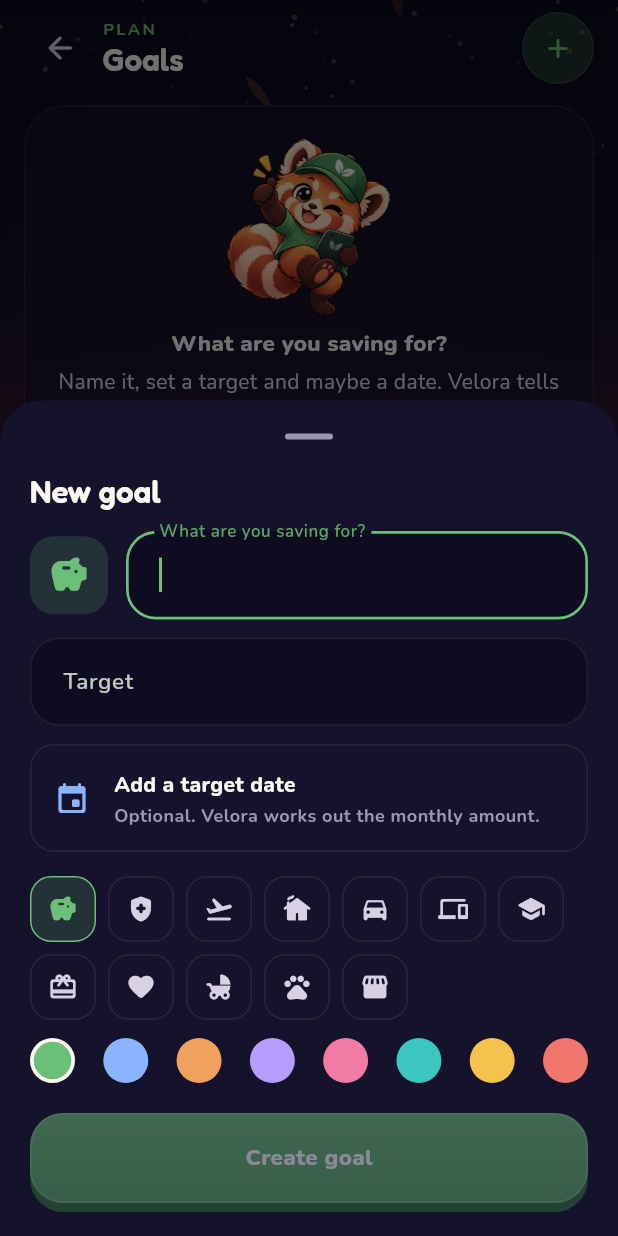
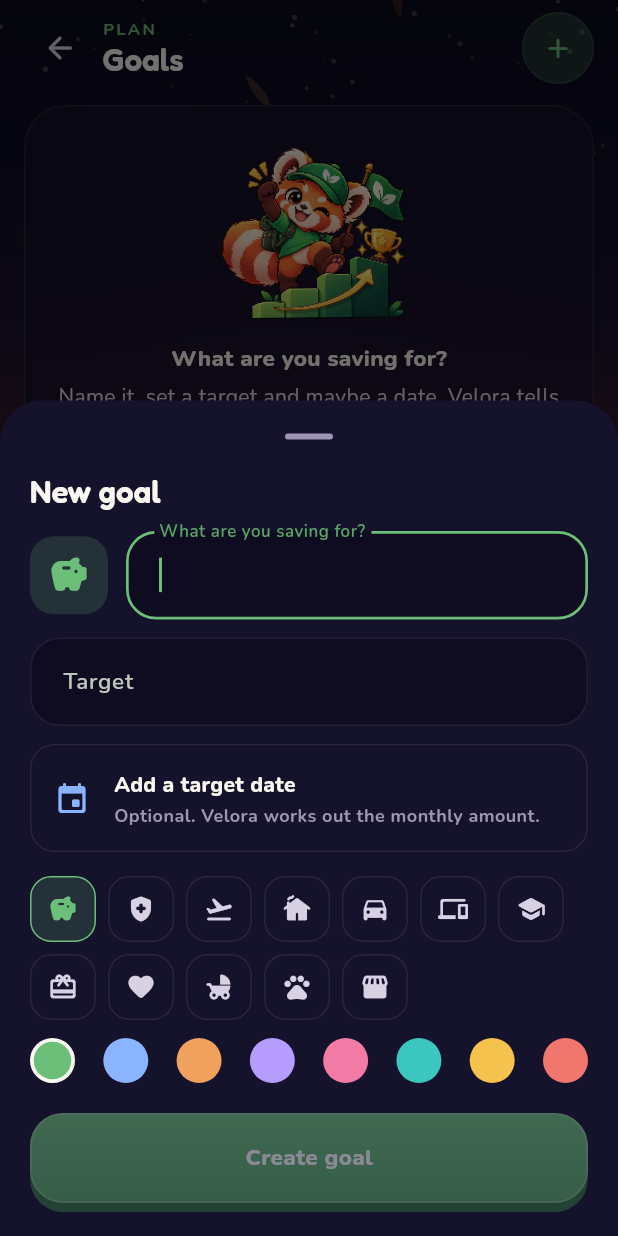
Before and after one commit to MarcEsteban04/velora, a Flutter app: the GoalsScreen screen opened directly, after a tap on the "add" icon, on a phone screen of 412 x 824 dp. Run offline on Flutter 3.47's test engine with Material 3 defaults, Android fonts, the phone set to English and light mode, and no system bars; our stand-ins replace flutter_riverpod, flutter_secure_storage, shared_preferences, supabase_flutter; accounts and stored records are empty; network calls fail; statements that could not run were skipped.

Commit message:
Use the new budget, goals, accounts and streak mascots
- New poses: budget, goals, accounts, streak.
- Plan: budget mascot on the budgets card and its invite, goals mascot on
  the goals invite; Categories' no-budget card uses the budget mascot.
- Goals: mascot on the empty state and beside the saved total.
- Wallet: accounts mascot beside net worth and on the empty state.
- Streak sheet: streak mascot while a streak is going.
- Mascots now decode at the size they're shown instead of full
  resolution (~1300px), which cuts image memory a lot.
- Plan budgets card: "Safe to spend today" and its amount on two lines.

Co-Authored-By: Claude Opus 5.5 <noreply@anthropic.com>

```diff
--- a/lib/core/constants/app_assets.dart
+++ b/lib/core/constants/app_assets.dart
@@ -6,4 +6,8 @@ abstract final class AppAssets {
   static const mascotCoin = '$_mascot/velora_coin.png';
   static const mascotWallet = '$_mascot/velora_wallet.png';
   static const mascotThumbsUp = '$_mascot/velora_thumbs_up.png';
+  static const mascotBudget = '$_mascot/velora_budget_mascot.png';
+  static const mascotGoals = '$_mascot/velora_goals_mascot.png';
+  static const mascotAccounts = '$_mascot/velora_accounts_mascot.png';
+  static const mascotStreak = '$_mascot/velora_streak_mascot.png';
 }
--- a/lib/core/widgets/velora_mascot.dart
+++ b/lib/core/widgets/velora_mascot.dart
@@ -5,14 +5,36 @@ import 'package:flutter/material.dart';
 import '../constants/app_assets.dart';
 import '../theme/app_colors.dart';
 
+/// Velora's artwork. The files are large, so they're always decoded at the
+/// size they're shown (see [MascotPose.image]).
 enum MascotPose {
   wave(AppAssets.mascotWave),
   coin(AppAssets.mascotCoin),
   wallet(AppAssets.mascotWallet),
-  thumbsUp(AppAssets.mascotThumbsUp);
+  thumbsUp(AppAssets.mascotThumbsUp),
+
+  /// With a calculator and coins, for budgets.
+  budget(AppAssets.mascotBudget),
+
+  /// Climbing to a trophy, for goals.
+  goals(AppAssets.mascotGoals),
+
+  /// With cards, e-wallets and a wallet, for accounts.
+  accounts(AppAssets.mascotAccounts),
+
+  /// With a calendar of flames, for streaks.
+  streak(AppAssets.mascotStreak);
 
   const MascotPose(this.asset);
   final String asset;
+
+  /// The artwork decoded for a [logicalWidth]-wide slot on this screen,
+  /// instead of at full resolution.
+  ImageProvider image(BuildContext context, double logicalWidth) => ResizeImage(
+    AssetImage(asset),
+    width: (logicalWidth * MediaQuery.devicePixelRatioOf(context)).round(),
+    policy: ResizeImagePolicy.fit,
+  );
 }
 
 /// Velora, floating gently over a warm halo. Changing [pose] cross-fades to
@@ -43,8 +65,10 @@ class _VeloraMascotState extends State<VeloraMascot>
   @override
   void didChangeDependencies() {
     super.didChangeDependencies();
+    // Every pose, but at this widget's size, so a pose change (as in
+    // onboarding) never flashes and memory stays small.
     for (final pose in MascotPose.values) {
-      precacheImage(AssetImage(pose.asset), context);
+      precacheImage(pose.image(context, widget.size), context);
     }
     if (MediaQuery.disableAnimationsOf(context)) {
       _float.stop();
@@ -101,8 +125,8 @@ class _VeloraMascotState extends State<VeloraMascot>
                   scale: Tween(begin: 0.8, end: 1.0).animate(animation),
                   child: FadeTransition(opacity: animation, child: child),
                 ),
-                child: Image.asset(
-                  widget.pose.asset,
+                child: Image(
+                  image: widget.pose.image(context, size),
                   key: ValueKey(widget.pose),
                   width: size,
                   height: size,
--- a/lib/features/accounts/presentation/widgets/wallet_insight_cards.dart
+++ b/lib/features/accounts/presentation/widgets/wallet_insight_cards.dart
@@ -38,8 +38,8 @@ class InsightCard extends StatelessWidget {
                   child: Transform.scale(
                     scale: 1.6,
                     alignment: const Alignment(0, -0.75),
-                    child: Image.asset(
-                      MascotPose.wave.asset,
+                    child: Image(
+                      image: MascotPose.wave.image(context, 42),
                       fit: BoxFit.cover,
                     ),
                   ),
--- a/lib/features/goals/presentation/goals_screen.dart
+++ b/lib/features/goals/presentation/goals_screen.dart
@@ -75,8 +75,8 @@ class GoalsScreen extends ConsumerWidget {
             child: Column(
               children: [
                 const VeloraMascot(
-                  pose: MascotPose.thumbsUp,
-                  size: 120,
+                  pose: MascotPose.goals,
+                  size: 130,
                   halo: false,
                 ),
                 const SizedBox(height: 8),
@@ -129,6 +129,12 @@ class GoalsScreen extends ConsumerWidget {
             child: Column(
               crossAxisAlignment: CrossAxisAlignment.start,
               children: [
+                Row(
+                  children: [
+                    Expanded(
+                      child: Column(
+                        crossAxisAlignment: CrossAxisAlignment.start,
+                        children: [
                           Text(
                             'SAVED FOR GOALS',
                             style: text.labelMedium?.copyWith(
@@ -145,6 +151,16 @@ class GoalsScreen extends ConsumerWidget {
                             'of ${Money.format(target, currency)} · '
                             '${active.length} active, ${list.length - active.length} reached',
                             style: text.labelMedium,
+                          ),
+                        ],
+                      ),
+                    ),
+                    const VeloraMascot(
+                      pose: MascotPose.goals,
+                      size: 84,
+                      halo: false,
+                    ),
+                  ],
                 ),
                 const SizedBox(height: 12),
                 ProgressBar(
--- a/lib/features/streaks/presentation/streak_sheet.dart
+++ b/lib/features/streaks/presentation/streak_sheet.dart
@@ -100,8 +100,8 @@ class _StreakSheet extends ConsumerWidget {
                   ),
                 ),
                 VeloraMascot(
-                  pose: streak.today == TodayState.secured
-                      ? MascotPose.thumbsUp
+                  pose: streak.current > 0
+                      ? MascotPose.streak
                       : MascotPose.wave,
                   size: 88,
                   halo: false,
--- a/lib/features/welcome/presentation/widgets/mascot_hero.dart
+++ b/lib/features/welcome/presentation/widgets/mascot_hero.dart
@@ -3,7 +3,7 @@ import 'dart:math' as math;
 import 'package:flutter/material.dart';
 import 'package:flutter/services.dart';
 
-import '../../../../core/constants/app_assets.dart';
+import '../../../../core/widgets/velora_mascot.dart';
 import '../../../../core/theme/app_colors.dart';
 import '../../../../core/widgets/speech_bubble.dart';
 
@@ -53,7 +53,7 @@ class _MascotHeroState extends State<MascotHero> with TickerProviderStateMixin {
   void didChangeDependencies() {
     super.didChangeDependencies();
     // Decode the second pose now so the swap doesn't flash.
-    precacheImage(const AssetImage(AppAssets.mascotCoin), context);
+    precacheImage(MascotPose.coin.image(context, widget.size), context);
     if (MediaQuery.disableAnimationsOf(context)) {
       _float.stop();
     } else if (!_float.isAnimating) {
@@ -175,10 +175,12 @@ class _MascotHeroState extends State<MascotHero> with TickerProviderStateMixin {
                                   child: child,
                                 ),
                               ),
-                          child: Image.asset(
-                            widget.celebrating
-                                ? AppAssets.mascotCoin
-                                : AppAssets.mascotWave,
+                          child: Image(
+                            image:
+                                (widget.celebrating
+                                        ? MascotPose.coin
+                                        : MascotPose.wave)
+                                    .image(context, size),
                             key: ValueKey(widget.celebrating),
                             width: size,
                             height: size,
```
Also changed, not shown: lib/features/accounts/presentation/wallet_screen.dart (+21 -1 lines), lib/features/categories/presentation/categories_screen.dart (+7 -6 lines), lib/features/plan/presentation/plan_screen.dart (+11 -5 lines), assets/images/mascot/velora_accounts_mascot.png (added), assets/images/mascot/velora_budget_mascot.png (added), assets/images/mascot/velora_goals_mascot.png (added), assets/images/mascot/velora_streak_mascot.png (added). Lines whose indentation alone changed are shown as unchanged.
